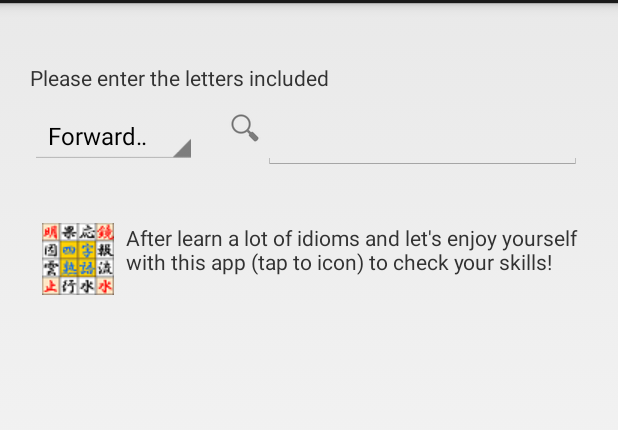
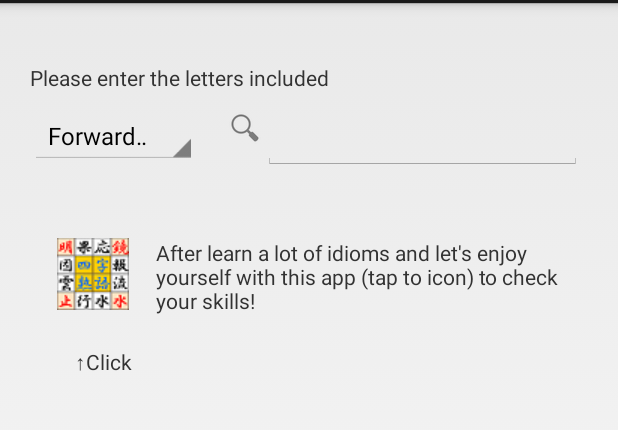
Before and after one commit to yoichi75jp/SearchIdiom4, an Android app: the screen it shows after launch (MainActivity), on a phone screen of 412 x 824 dp, the part 69-499 px from its top. Run offline under Robolectric (Android 15) with nearby library versions, the phone set to English and light mode, and no system bars; our stand-ins replace AdMob; network calls fail; 11 statements that could not run were skipped.

Commit message:
2017/12/11 リンク機能実装

```diff
--- a/app/src/main/java/com/aufthesis/searchidiom4/MainActivity.java
+++ b/app/src/main/java/com/aufthesis/searchidiom4/MainActivity.java
@@ -42,7 +42,6 @@ import java.util.List;
 import java.util.Locale;
 
 //TODO: 履歴画面とお気に入り画面のソート機能（50音順と日付順）
-//TODO: アプリ起動またはマーケット移動
 
 public class MainActivity extends Activity {
 
@@ -192,7 +191,11 @@ public class MainActivity extends Activity {
                 try {
                     startActivity(intent);
                 }
-                catch (ActivityNotFoundException activityNotFound) {}
+                catch (ActivityNotFoundException activityNotFound)
+                {
+                    intent.setData(Uri.parse("market://details?id=com.aufthesis.characteridiomatic4"));
+                    startActivity(intent);
+                }
             }
         });
 
--- a/app/src/main/res/layout/activity_main.xml
+++ b/app/src/main/res/layout/activity_main.xml
@@ -63,7 +63,13 @@
                     android:id="@+id/link1"
                     android:layout_width="match_parent"
                     android:layout_height="wrap_content"
-                    android:gravity="center"
+                    android:orientation="vertical"
+                    android:layout_margin="10dp">
+
+                    <LinearLayout
+                        android:layout_width="match_parent"
+                        android:layout_height="wrap_content"
+                        android:layout_gravity="bottom"
                         android:orientation="horizontal">
                         <Button
                             android:id="@+id/link_app1"
@@ -76,8 +82,15 @@
                         <TextView
                             android:layout_width="match_parent"
                             android:layout_height="wrap_content"
+                            android:layout_marginStart="10dp"
                             android:layout_gravity="top"
                             android:text="@string/other_apps_link1"/>
+                    </LinearLayout>
+                    <TextView
+                        android:layout_width="wrap_content"
+                        android:layout_height="wrap_content"
+                        android:layout_marginStart="20dp"
+                        android:text="↑Click"/>
                 </LinearLayout>
                 <ListView
                     android:id="@+id/list_result"
--- a/app/src/main/res/values/strings.xml
+++ b/app/src/main/res/values/strings.xml
@@ -25,6 +25,7 @@
     <string name="search_title">Please enter the letters included</string>
     <string name="search_hint">Search character input</string>
     <string name="other_apps_link1">After learn a lot of idioms and let\'s enjoy yourself with this app (tap to icon) to check your skills!</string>
+    <string name="click">Click</string>
 
     <string-array name="match_pattern">
         <item>Forward match</item>
```
Also changed, not shown: 1 other file. Lines whose indentation alone changed are shown as unchanged.
